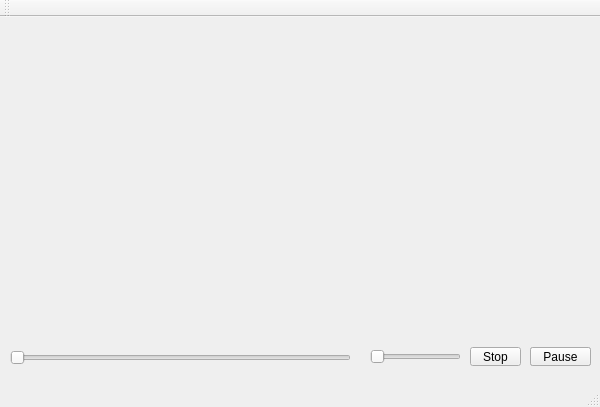
zhaihm/QVPlayer, file QVPlayer/qvplayer.ui: the form before one commit.
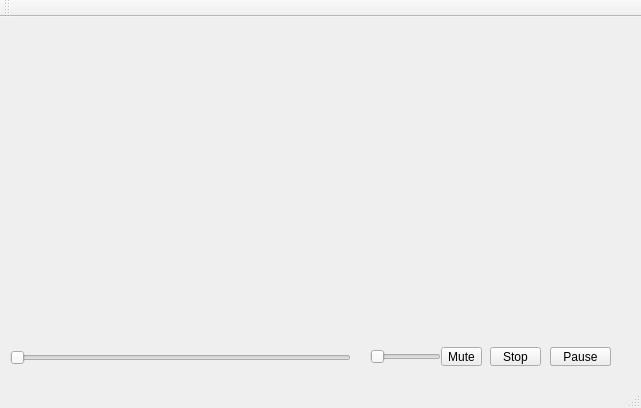
The form after the commit.

Commit message: reset duration slider on stop, add mute button, add TODO

Patch:
```diff
--- a/QVPlayer/qvplayer.ui
+++ b/QVPlayer/qvplayer.ui
@@ -6,8 +6,8 @@
    <rect>
     <x>0</x>
     <y>0</y>
-    <width>600</width>
-    <height>407</height>
+    <width>641</width>
+    <height>408</height>
    </rect>
   </property>
   <property name="windowTitle">
@@ -27,7 +27,7 @@
    <widget class="QToolButton" name="playBtn">
     <property name="geometry">
      <rect>
-      <x>530</x>
+      <x>550</x>
       <y>330</y>
       <width>61</width>
       <height>19</height>
@@ -53,7 +53,7 @@
    <widget class="QToolButton" name="stopBtn">
     <property name="geometry">
      <rect>
-      <x>470</x>
+      <x>490</x>
       <y>330</y>
       <width>51</width>
       <height>19</height>
@@ -66,7 +66,7 @@
    <widget class="QToolButton" name="pauseBtn">
     <property name="geometry">
      <rect>
-      <x>530</x>
+      <x>550</x>
       <y>330</y>
       <width>61</width>
       <height>19</height>
@@ -81,14 +81,27 @@
      <rect>
       <x>370</x>
       <y>330</y>
-      <width>91</width>
-      <height>19</height>
+      <width>71</width>
+      <height>20</height>
      </rect>
     </property>
     <property name="orientation">
      <enum>Qt::Horizontal</enum>
     </property>
    </widget>
+   <widget class="QToolButton" name="muteBtn">
+    <property name="geometry">
+     <rect>
+      <x>441</x>
+      <y>330</y>
+      <width>41</width>
+      <height>19</height>
+     </rect>
+    </property>
+    <property name="text">
+     <string>Mute</string>
+    </property>
+   </widget>
   </widget>
   <widget class="QMenuBar" name="menuBar">
    <property name="geometry">
```
Left out of the diff: 2 changed lines with no effect on the pictures. The commit also changes 5 other files.
